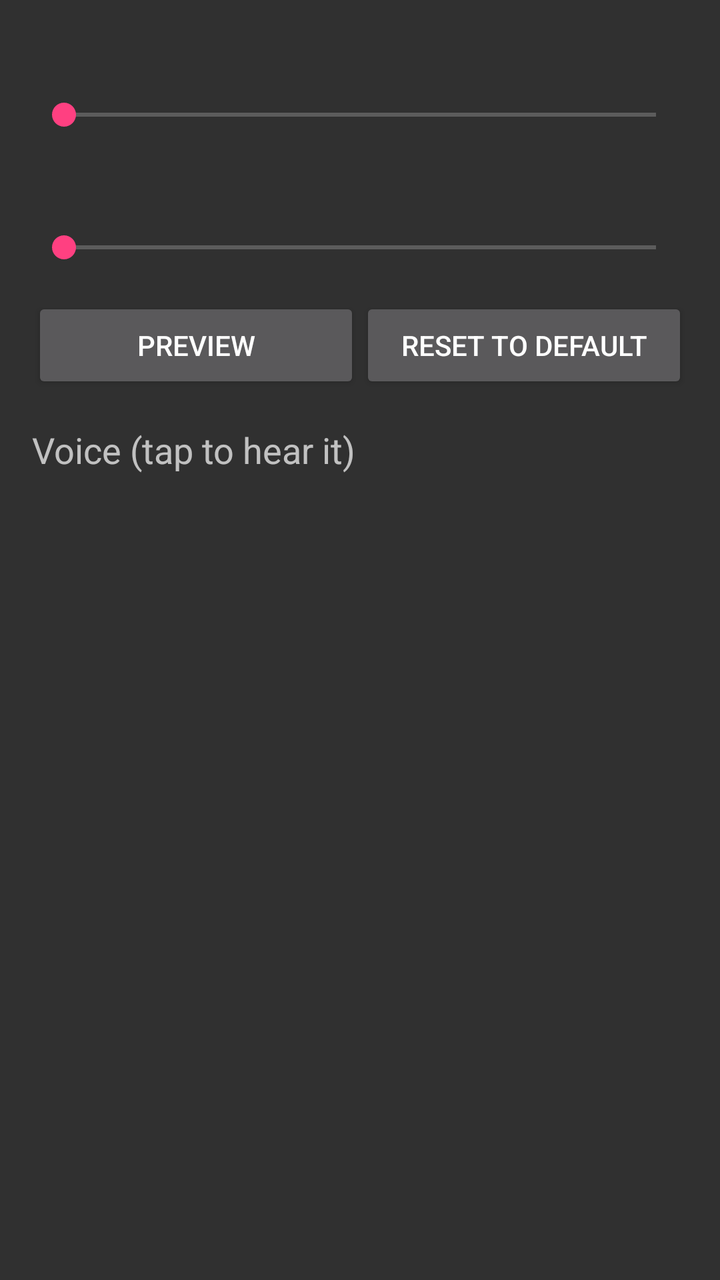
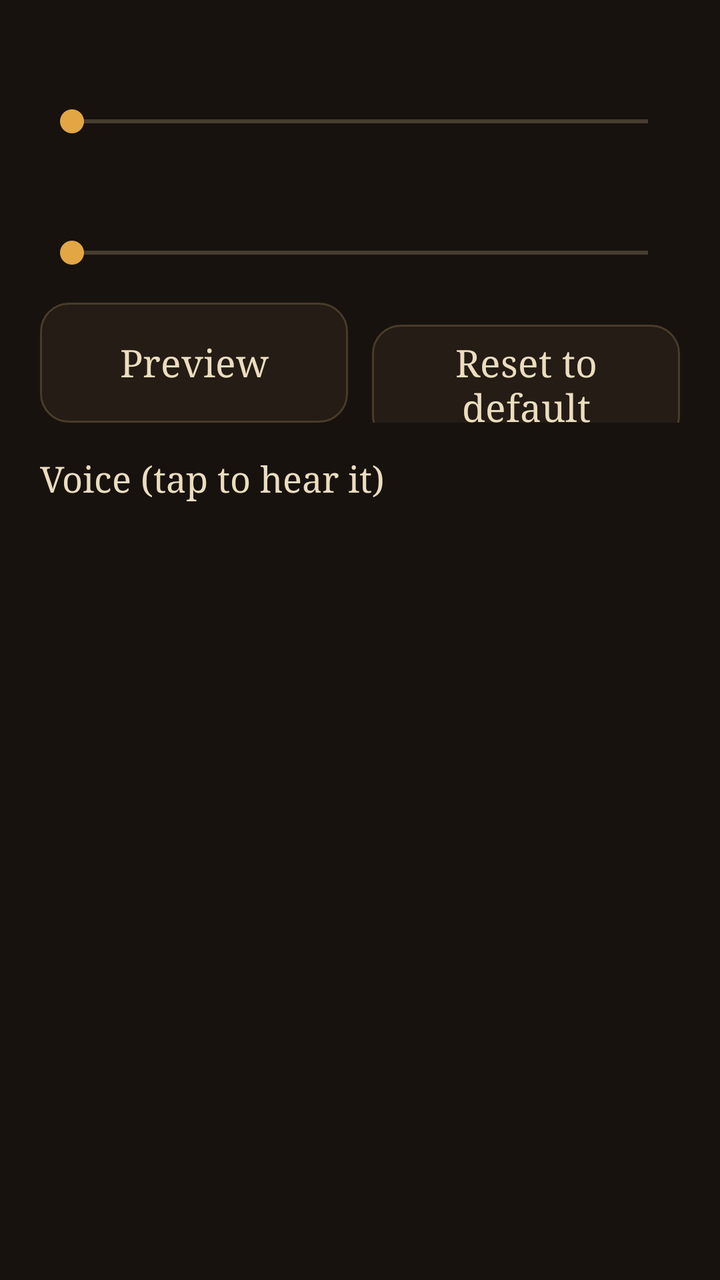

The first picture is an Android layout as it rendered before a commit; the second is the same layout after the commit. The layout source and the unified diff follow.
<!-- AndroidManifest.xml: application theme AppTheme -->
<!-- res/layout/activity_voice_settings.xml -->
<?xml version="1.0" encoding="utf-8"?>
<LinearLayout xmlns:android="http://schemas.android.com/apk/res/android"
    android:layout_width="match_parent"
    android:layout_height="match_parent"
    android:orientation="vertical"
    android:padding="16dp">

    <TextView
        android:id="@+id/rateLabel"
        android:layout_width="match_parent"
        android:layout_height="wrap_content"
        android:textSize="18sp" />

    <SeekBar
        android:id="@+id/rateBar"
        android:layout_width="match_parent"
        android:layout_height="wrap_content"
        android:contentDescription="Speech speed"
        android:paddingTop="8dp"
        android:paddingBottom="16dp" />

    <TextView
        android:id="@+id/pitchLabel"
        android:layout_width="match_parent"
        android:layout_height="wrap_content"
        android:textSize="18sp" />

    <SeekBar
        android:id="@+id/pitchBar"
        android:layout_width="match_parent"
        android:layout_height="wrap_content"
        android:contentDescription="Speech pitch"
        android:paddingTop="8dp"
        android:paddingBottom="16dp" />

    <LinearLayout
        android:layout_width="match_parent"
        android:layout_height="wrap_content"
        android:orientation="horizontal">

        <Button
            android:id="@+id/previewButton"
            android:layout_width="0dp"
            android:layout_height="wrap_content"
            android:layout_weight="1"
            android:text="Preview" />

        <Button
            android:id="@+id/resetButton"
            android:layout_width="0dp"
            android:layout_height="wrap_content"
            android:layout_weight="1"
            android:text="Reset to default" />
    </LinearLayout>

    <TextView
        android:layout_width="match_parent"
        android:layout_height="wrap_content"
        android:paddingTop="16dp"
        android:paddingBottom="8dp"
        android:text="Voice (tap to hear it)"
        android:textSize="18sp" />

    <ListView
        android:id="@+id/voiceList"
        android:layout_width="match_parent"
        android:layout_height="0dp"
        android:layout_weight="1"
        android:choiceMode="singleChoice" />
</LinearLayout>
<!-- resources referenced by this layout -->
<resources>
  <style name="AppTheme" parent="Theme.AppCompat">
          
          <item name="colorPrimary">@color/colorPrimary</item>
          <item name="colorPrimaryDark">@color/colorPrimaryDark</item>
          <item name="colorAccent">@color/colorAccent</item>
      </style>
  <color name="colorPrimary">#3F51B5</color>
  <color name="colorPrimaryDark">#303F9F</color>
  <color name="colorAccent">#FF4081</color>
</resources>

<!-- the commit's change to res/layout/activity_voice_settings.xml (unified diff, before → after) -->
@@ -3,12 +3,14 @@
     android:layout_width="match_parent"
     android:layout_height="match_parent"
     android:orientation="vertical"
-    android:padding="16dp">
+    android:padding="20dp">
 
     <TextView
         android:id="@+id/rateLabel"
         android:layout_width="match_parent"
         android:layout_height="wrap_content"
+        android:fontFamily="serif"
+        android:textColor="@color/parchment"
         android:textSize="18sp" />
 
     <SeekBar
@@ -23,6 +25,8 @@
         android:id="@+id/pitchLabel"
         android:layout_width="match_parent"
         android:layout_height="wrap_content"
+        android:fontFamily="serif"
+        android:textColor="@color/parchment"
         android:textSize="18sp" />
 
     <SeekBar
@@ -50,6 +54,7 @@
             android:layout_width="0dp"
             android:layout_height="wrap_content"
             android:layout_weight="1"
+            android:layout_marginStart="12dp"
             android:text="Reset to default" />
     </LinearLayout>
 
@@ -59,6 +64,8 @@
         android:paddingTop="16dp"
         android:paddingBottom="8dp"
         android:text="Voice (tap to hear it)"
+        android:fontFamily="serif"
+        android:textColor="@color/parchment"
         android:textSize="18sp" />
 
     <ListView
@@ -66,5 +73,7 @@
         android:layout_width="match_parent"
         android:layout_height="0dp"
         android:layout_weight="1"
-        android:choiceMode="singleChoice" />
+        android:choiceMode="singleChoice"
+        android:divider="@color/inkBorder"
+        android:dividerHeight="1dp" />
 </LinearLayout>
<!-- resource entries referenced after the edit -->
@@ -1,13 +1,71 @@
 <!-- resources referenced by this layout -->
 <resources>
+  <color name="inkBorder">#4A3B2A</color>
+  <color name="parchment">#EBDDBE</color>
   <style name="AppTheme" parent="Theme.AppCompat">
-          
           <item name="colorPrimary">@color/colorPrimary</item>
           <item name="colorPrimaryDark">@color/colorPrimaryDark</item>
           <item name="colorAccent">@color/colorAccent</item>
+          <item name="colorControlNormal">@color/parchmentMuted</item>
+          <item name="android:windowBackground">@color/ink</item>
+          <item name="android:colorBackground">@color/ink</item>
+          <item name="android:textColorPrimary">@color/parchment</item>
+          <item name="android:textColorSecondary">@color/parchmentMuted</item>
+          <item name="android:textColorHint">@color/parchmentMuted</item>
+          <item name="buttonStyle">@style/AdventureButton</item>
+          <item name="android:buttonStyle">@style/AdventureButton</item>
+          <item name="alertDialogTheme">@style/AdventureDialog</item>
+          <item name="android:alertDialogTheme">@style/AdventureDialog</item>
+          <item name="android:dialogTheme">@style/AdventureDialog</item>
       </style>
-  <color name="colorPrimary">#3F51B5</color>
-  <color name="colorPrimaryDark">#303F9F</color>
-  <color name="colorAccent">#FF4081</color>
+  <color name="colorPrimary">@color/inkRaised</color>
+  <color name="colorPrimaryDark">@color/ink</color>
+  <color name="colorAccent">@color/amber</color>
+  <color name="parchmentMuted">#B3A07F</color>
+  <color name="ink">#17120E</color>
+  <style name="AdventureButton" parent="Widget.AppCompat.Button">
+          <item name="android:background">@drawable/btn_adventure</item>
+          <item name="android:textColor">@color/parchment</item>
+          <item name="android:fontFamily">serif</item>
+          <item name="android:textAllCaps">false</item>
+          <item name="android:textSize">19sp</item>
+          <item name="android:minHeight">60dp</item>
+          <item name="android:paddingStart">20dp</item>
+          <item name="android:paddingEnd">20dp</item>
+          <item name="android:drawablePadding">16dp</item>
+          <item name="android:drawableTint">@color/amber</item>
+          <item name="android:stateListAnimator">@null</item>
+      </style>
+  <style name="AdventureDialog" parent="Theme.AppCompat.Dialog.Alert">
+          <item name="colorAccent">@color/amber</item>
+          <item name="android:windowBackground">@drawable/dialog_bg</item>
+          <item name="android:textColorPrimary">@color/parchment</item>
+          <item name="android:textColorSecondary">@color/parchmentMuted</item>
+      </style>
+  <color name="inkRaised">#241C15</color>
+  <color name="amber">#E3A645</color>
+  <!-- drawable btn_adventure (drawable) -->
+  <?xml version="1.0" encoding="utf-8"?>
+  <ripple xmlns:android="http://schemas.android.com/apk/res/android"
+      android:color="@color/amberRipple">
+      <item>
+          <shape android:shape="rectangle">
+              <solid android:color="@color/inkRaised" />
+              <stroke android:width="1dp" android:color="@color/inkBorder" />
+              <corners android:radius="14dp" />
+          </shape>
+      </item>
+  </ripple>
+  <!-- drawable dialog_bg (drawable) -->
+  <?xml version="1.0" encoding="utf-8"?>
+  <inset xmlns:android="http://schemas.android.com/apk/res/android"
+      android:inset="16dp">
+      <shape android:shape="rectangle">
+          <solid android:color="@color/inkRaised" />
+          <stroke android:width="1dp" android:color="@color/inkBorder" />
+          <corners android:radius="18dp" />
+      </shape>
+  </inset>
+  <color name="amberRipple">#40E3A645</color>
 </resources>
 
